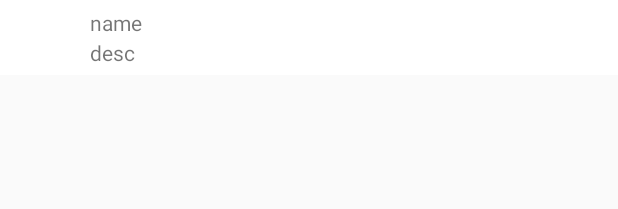
After one commit to Zzy2016/AboutAndroid, an Android app: the layout item_sounds.xml on its own in the app's theme, with its tools: preview values and no code run, on a phone screen of 412 x 824 dp. The commit adds this screen. Shown: the top 209 px of the screen. Run offline under Robolectric (Android 15) with nearby library versions, the phone set to English and light mode, and no system bars.

Commit message:
检查和请求权限完成 SoundActivity完成列表

```diff
--- a/app/src/main/java/com/example/aboutandroid/MainActivity.java
+++ b/app/src/main/java/com/example/aboutandroid/MainActivity.java
@@ -6,6 +6,7 @@ import android.os.Handler;
 
 import com.example.aboutandroid.adapter.HomeListAdapter;
 import com.example.aboutandroid.base.BaseActivity;
+import com.example.aboutandroid.util.PermissionUtil;
 
 import java.security.Permission;
 
@@ -22,7 +23,7 @@ public class MainActivity extends BaseActivity {
     private RecyclerView rvHomeList;
     private HomeListAdapter adapter;
 
-    private String[] permissions=new String[]{};
+    private String[] permissions=new String[]{Manifest.permission.READ_EXTERNAL_STORAGE};
 
     @Override
     protected void onCreate(Bundle savedInstanceState) {
@@ -36,13 +37,14 @@ public class MainActivity extends BaseActivity {
 
 
 //        dialog.show();
-        doCheckPermission();
+//        doCheckPermission();
         new Handler().postDelayed(new Runnable() {
             @Override
             public void run() {
                 dialog.cancel();
             }
         }, 1000);
+        PermissionUtil.checkPermissions(this,permissions);
 
     }
 
--- a/app/src/main/res/layout/activity_sounds.xml
+++ b/app/src/main/res/layout/activity_sounds.xml
@@ -4,6 +4,7 @@
     xmlns:tools="http://schemas.android.com/tools"
     android:layout_width="match_parent"
     android:layout_height="match_parent"
+
     tools:context=".SoundsActivity">
 
     <androidx.recyclerview.widget.RecyclerView
--- /dev/null
+++ b/app/src/main/res/layout/item_sounds.xml
@@ -0,0 +1,41 @@
+<?xml version="1.0" encoding="utf-8"?>
+<androidx.constraintlayout.widget.ConstraintLayout xmlns:android="http://schemas.android.com/apk/res/android"
+    android:layout_width="match_parent"
+    android:layout_height="50dp"
+    xmlns:app="http://schemas.android.com/apk/res-auto"
+    android:paddingLeft="10dp"
+    android:paddingRight="10dp"
+    android:paddingTop="5dp"
+    android:paddingBottom="5dp"
+    android:layout_marginBottom="5dp"
+    android:background="@color/white">
+
+    <ImageView
+        android:id="@+id/imgHead"
+        android:layout_width="40dp"
+        android:layout_height="40dp"
+        app:layout_constraintTop_toTopOf="parent"
+        app:layout_constraintLeft_toLeftOf="parent"
+        />
+
+    <TextView
+        android:id="@+id/tvName"
+        android:layout_width="wrap_content"
+        android:layout_height="wrap_content"
+        app:layout_constraintTop_toTopOf="@id/imgHead"
+        app:layout_constraintLeft_toRightOf="@id/imgHead"
+        android:text="name"
+        android:layout_marginLeft="10dp"
+        />
+
+    <TextView
+        android:id="@+id/tvDeac"
+        android:layout_width="wrap_content"
+        android:layout_height="wrap_content"
+        app:layout_constraintBottom_toBottomOf="parent"
+        app:layout_constraintLeft_toRightOf="@id/imgHead"
+        android:text="desc"
+        android:layout_marginLeft="10dp"
+        />
+
+</androidx.constraintlayout.widget.ConstraintLayout>
```
Also changed, not shown: app/src/main/java/com/example/aboutandroid/SoundsActivity.java (+20 -3 lines), app/src/main/java/com/example/aboutandroid/adapter/SoundsAdapter.java (added, +64 -0 lines), app/src/main/java/com/example/aboutandroid/bean/Sound.java (added, +26 -0 lines), app/src/main/java/com/example/aboutandroid/util/PermissionUtil.java (+28 -7 lines).
